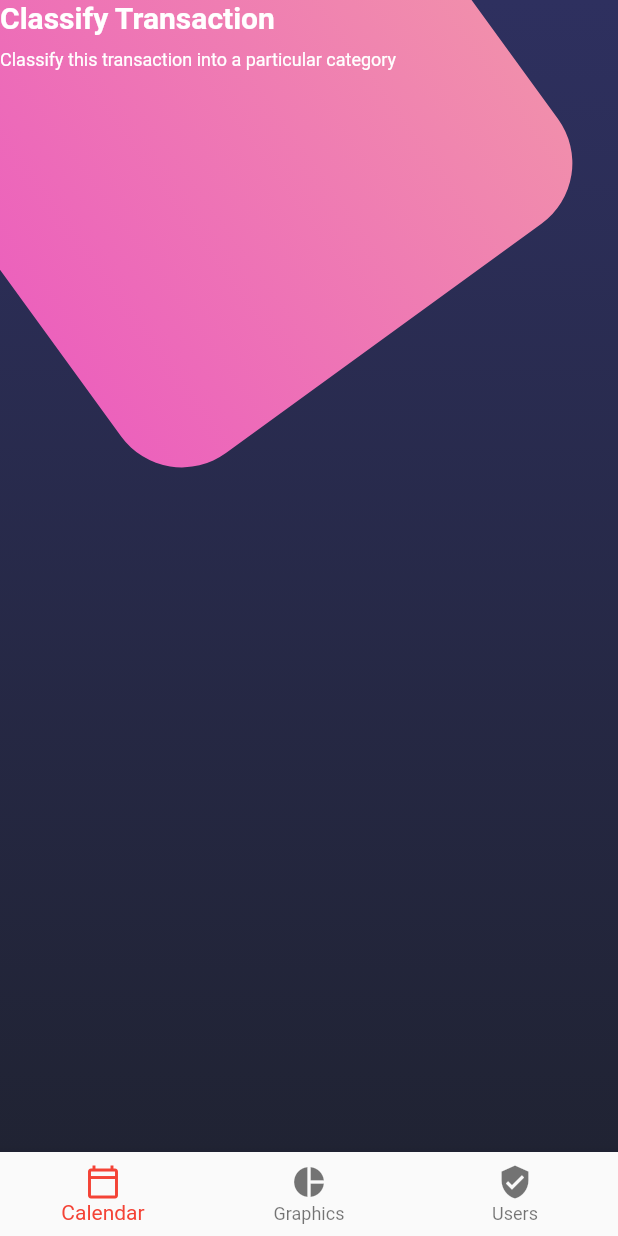
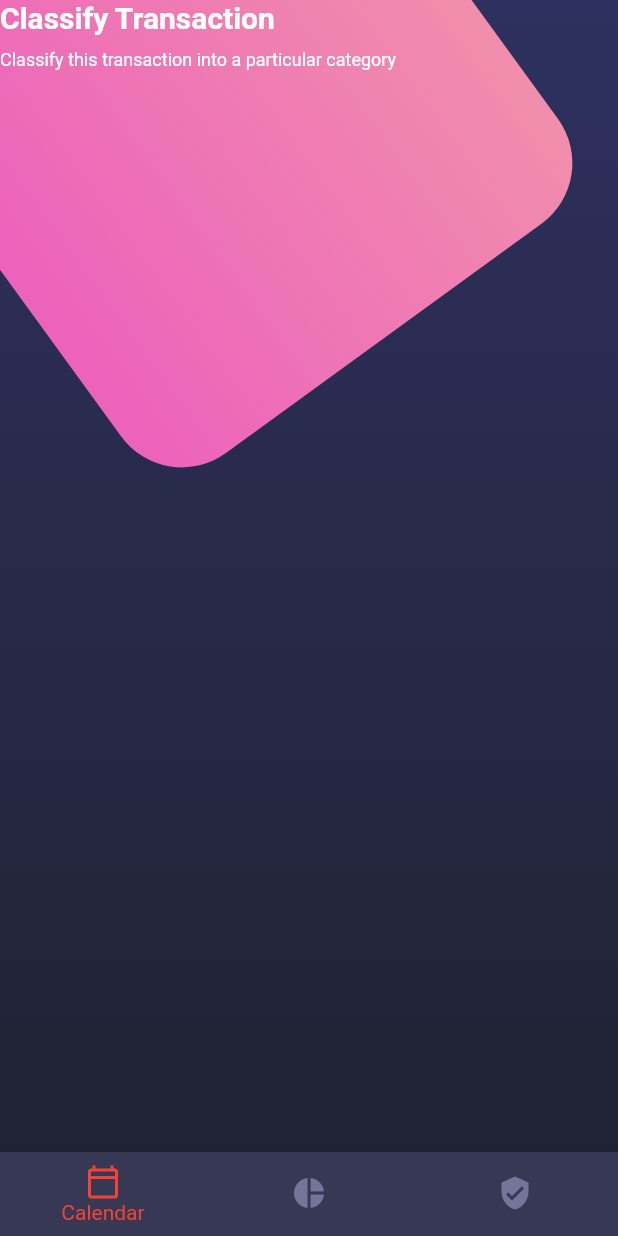
Before and after one commit to ricklegac/flutter, a Flutter app: the screen it shows after launch, on a phone screen of 412 x 824 dp. Run offline on Flutter 3.47's test engine with Material 2 defaults, Android fonts, the light colour scheme and no system bars; our stand-ins replace card_swiper.

Commit message:
card table

```diff
--- a/design/lib/widgets/custom_bottom_navigation.dart
+++ b/design/lib/widgets/custom_bottom_navigation.dart
@@ -6,6 +6,10 @@ class CustomNavigation extends StatelessWidget {
   @override
   Widget build(BuildContext context) {
     return BottomNavigationBar(
+      //showSelectedLabels: false,
+      showUnselectedLabels: false,
+      backgroundColor: const Color.fromRGBO(55, 57, 84, 1),
+      unselectedItemColor: const Color.fromRGBO(116, 117, 152, 1),
       selectedItemColor: Colors.red,
       items: const [
 
--- a/design/lib/widgets/widgets.dart
+++ b/design/lib/widgets/widgets.dart
@@ -1,3 +1,5 @@
+export 'package:design/widgets/card_table.dart';
+
 export 'package:design/widgets/custom_bottom_navigation.dart';
 
 export 'package:design/widgets/background.dart';
```
Also changed, not shown: design/lib/widgets/card_table.dart (added, +10 -0 lines).
